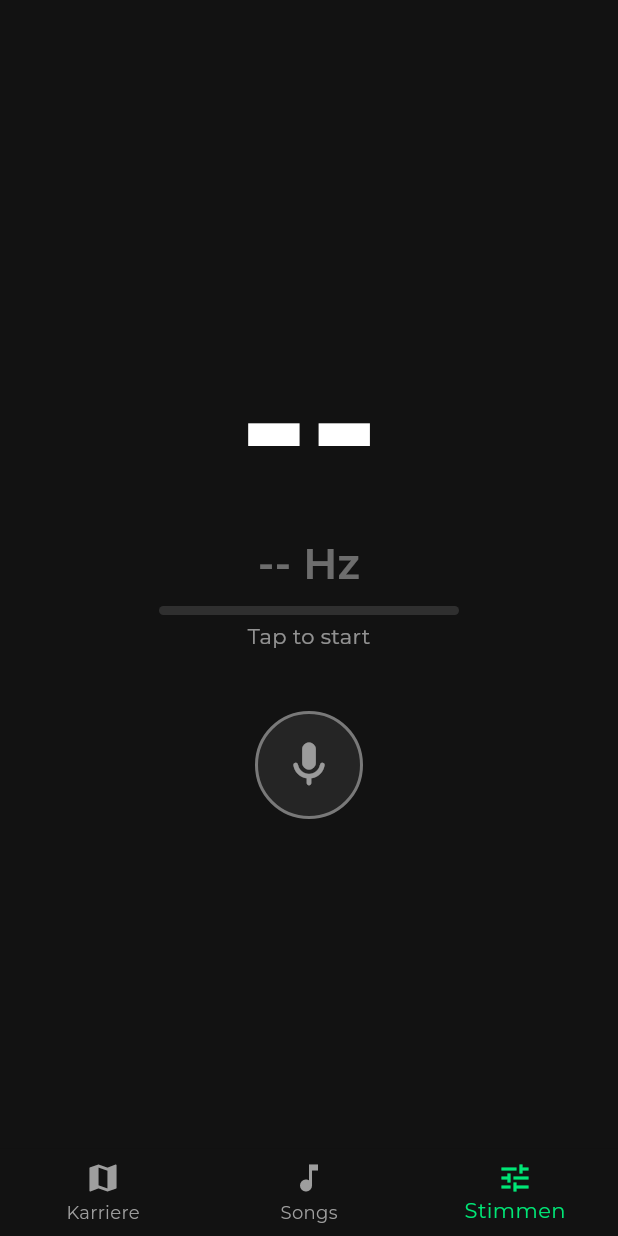
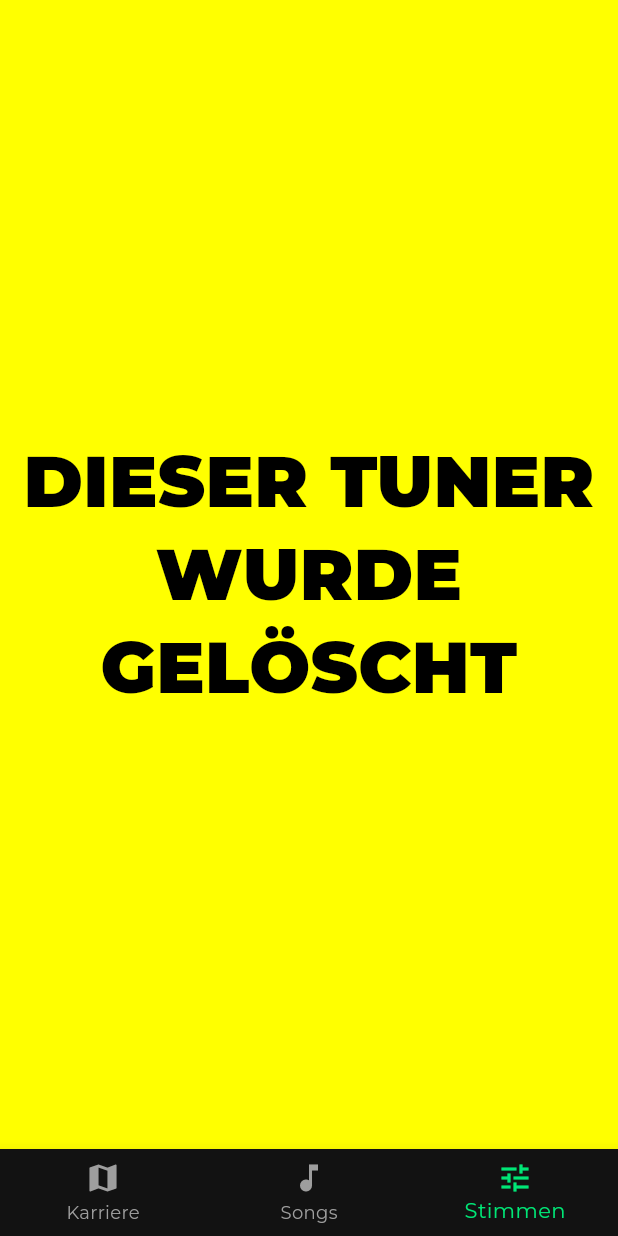
Before and after one commit to rooneyhannan/YALLA-PLAY, a Flutter app: the screen it shows after launch, item 3 of the bottom bar chosen, on a phone screen of 412 x 824 dp. Run offline on Flutter 3.47's test engine with Material 3 defaults, Android fonts, the phone set to English and light mode, and no system bars; our stand-ins replace google_fonts; missing offline and left inert: dart:html, dart:web_audio.

Commit message:
test: neon-yellow dummy tuner + V2 TEST marker to verify deploy pipeline
TunerScreen: replaced with plain yellow background + black text
"DIESER TUNER WURDE GELÖSCHT" — zero audio logic.
MainScreen: Karriere label changed to "YALLA-PLAY V2 TEST".

https://claude.ai/code/session_016ACyWw3LQTGDKpJLCrSUsd

```diff
--- a/lib/features/home/presentation/main_screen.dart
+++ b/lib/features/home/presentation/main_screen.dart
@@ -15,7 +15,7 @@ class _MainScreenState extends State<MainScreen> {
   static const List<Widget> _widgetOptions = <Widget>[
     Center(
       child: Text(
-        'Karriere Screen',
+        'YALLA-PLAY V2 TEST',
         style: TextStyle(color: Colors.white, fontSize: 24),
       ),
     ),
--- a/lib/features/tuner/presentation/tuner_screen.dart
+++ b/lib/features/tuner/presentation/tuner_screen.dart
@@ -1,152 +1,21 @@
 import 'package:flutter/material.dart';
-import '../data/tuner_engine.dart';
 
-class TunerScreen extends StatefulWidget {
+class TunerScreen extends StatelessWidget {
   const TunerScreen({super.key});
 
   @override
-  State<TunerScreen> createState() => _TunerScreenState();
-}
-
-class _TunerScreenState extends State<TunerScreen> {
-  final TunerEngine _engine = TunerEngine();
-
-  double? _hz;
-  double _rms = 0;
-  String _note = '--';
-  bool _active = false;
-
-  void _toggle() async {
-    if (_active) {
-      _engine.stop();
-      setState(() {
-        _active = false;
-        _hz = null;
-        _rms = 0;
-        _note = '--';
-      });
-    } else {
-      setState(() => _active = true);
-      try {
-        await _engine.start((result) {
-          if (!mounted) return;
-          setState(() {
-            _hz = result.frequency;
-            _rms = result.rms;
-            _note = result.note;
-          });
-        });
-      } catch (e) {
-        print('[TunerScreen] start error: $e');
-        setState(() {
-          _active = false;
-          _note = 'Error';
-        });
-      }
-    }
-  }
-
-  @override
-  void dispose() {
-    _engine.stop();
-    super.dispose();
-  }
-
-  @override
   Widget build(BuildContext context) {
-    final hzText = _hz != null ? '${_hz!.toStringAsFixed(1)} Hz' : '-- Hz';
-    final bool hasSignal = _rms > 0.01;
-    final Color accent =
-        hasSignal ? const Color(0xFF00E676) : Colors.white38;
-
     return Scaffold(
-      backgroundColor: const Color(0xFF121212),
-      body: SafeArea(
-        child: Center(
-          child: Column(
-            mainAxisAlignment: MainAxisAlignment.center,
-            children: [
-              // Note name — big
-              Text(
-                _note,
-                style: const TextStyle(
-                  color: Colors.white,
-                  fontSize: 120,
-                  fontWeight: FontWeight.bold,
-                  height: 1.0,
-                ),
-              ),
-
-              const SizedBox(height: 16),
-
-              // Frequency
-              Text(
-                hzText,
-                style: TextStyle(
-                  color: accent,
-                  fontSize: 28,
-                  fontWeight: FontWeight.w600,
-                ),
-              ),
-
-              const SizedBox(height: 8),
-
-              // RMS bar — visual proof that audio data is flowing
-              SizedBox(
-                width: 200,
-                height: 6,
-                child: ClipRRect(
-                  borderRadius: BorderRadius.circular(3),
-                  child: LinearProgressIndicator(
-                    value: (_rms * 10).clamp(0.0, 1.0),
-                    backgroundColor: Colors.white12,
-                    valueColor: AlwaysStoppedAnimation(accent),
-                  ),
-                ),
-              ),
-
-              const SizedBox(height: 4),
-
-              Text(
-                _active
-                    ? (hasSignal ? 'Signal detected' : 'Listening...')
-                    : 'Tap to start',
-                style: TextStyle(
-                  color: Colors.white54,
-                  fontSize: 14,
-                ),
-              ),
-
-              const SizedBox(height: 40),
-
-              // Start / Stop button
-              GestureDetector(
-                onTap: _toggle,
-                child: Container(
-                  width: 72,
-                  height: 72,
-                  decoration: BoxDecoration(
-                    shape: BoxShape.circle,
-                    color: _active
-                        ? const Color(0xFF00E676).withOpacity(0.15)
-                        : Colors.white.withOpacity(0.08),
-                    border: Border.all(
-                      color: _active
-                          ? const Color(0xFF00E676)
-                          : Colors.white38,
-                      width: 2,
-                    ),
-                  ),
-                  child: Icon(
-                    _active ? Icons.stop_rounded : Icons.mic_rounded,
-                    color: _active
-                        ? const Color(0xFF00E676)
-                        : Colors.white54,
-                    size: 36,
-                  ),
-                ),
-              ),
-            ],
+      backgroundColor: const Color(0xFFFFFF00),
+      body: Center(
+        child: Text(
+          'DIESER TUNER\nWURDE GELÖSCHT',
+          textAlign: TextAlign.center,
+          style: TextStyle(
+            color: Colors.black,
+            fontSize: 48,
+            fontWeight: FontWeight.w900,
+            height: 1.3,
           ),
         ),
       ),
```
Also changed, not shown: 3 other files.
